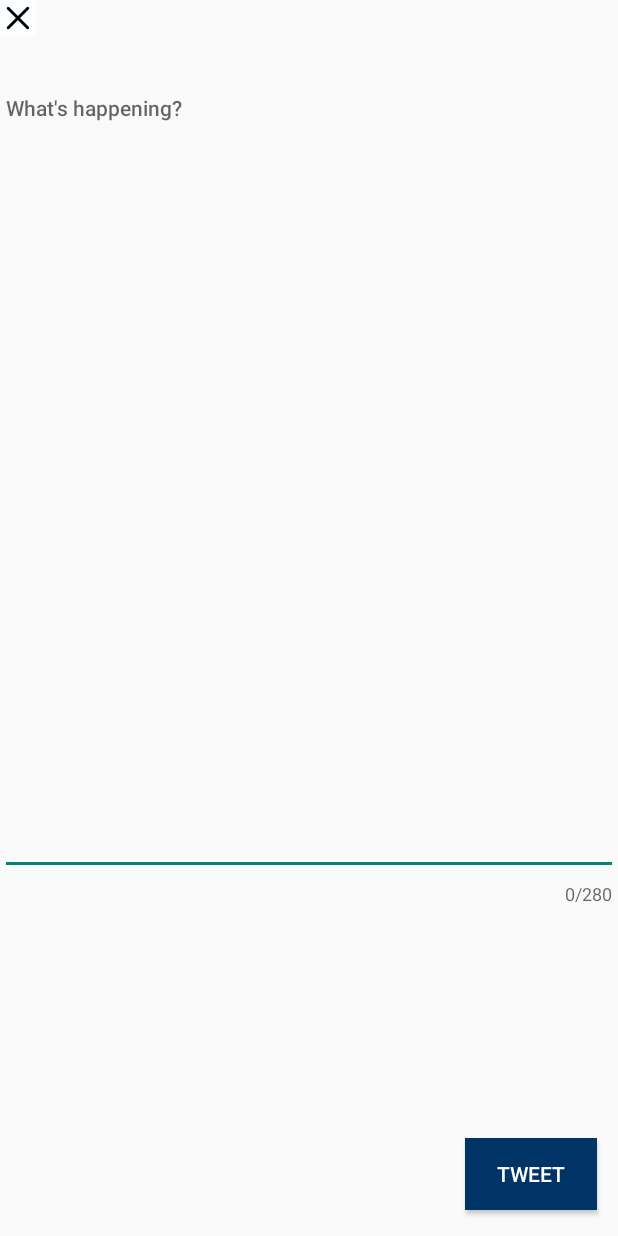
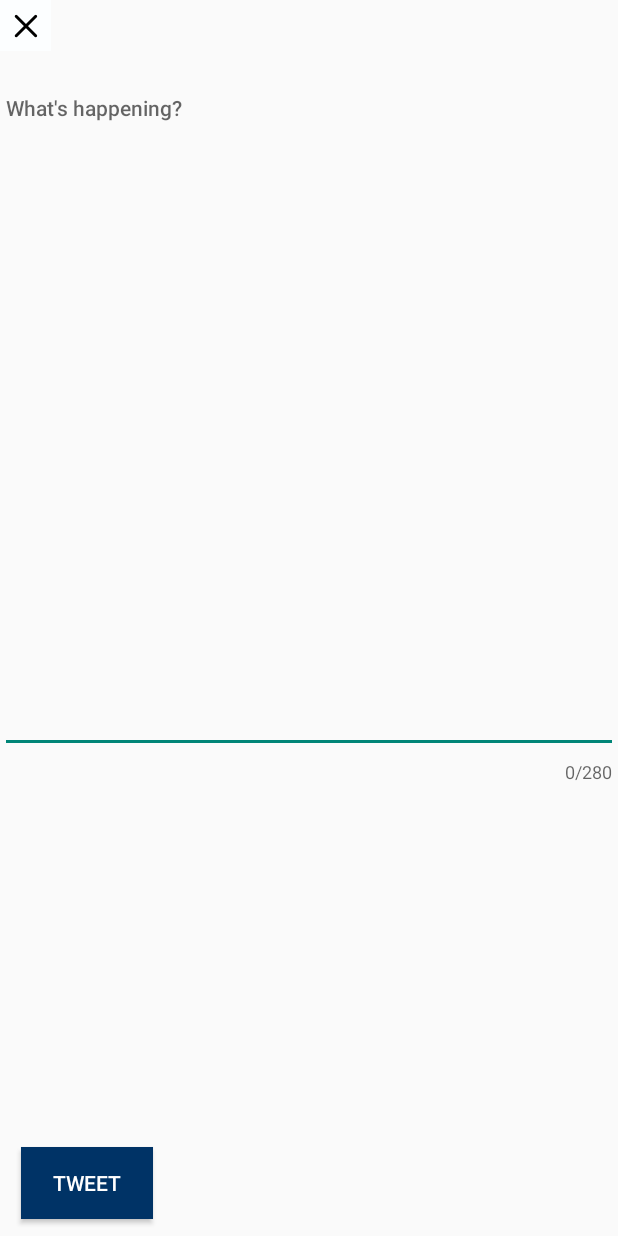
Before and after one commit to cheygaima/Twitter, an Android app: the ComposeActivity screen opened directly, with no data from a screen before it, on a phone screen of 412 x 824 dp. Run offline under Robolectric (Android 15) with nearby library versions, the phone set to English and light mode, and no system bars; our stand-ins replace Room's generated code; libraries missing offline, so code that uses them is left out: com.facebook.stetho, com.loopj.android, cz.msebera.android, org.parceler; 1 statement that could not run was skipped.

```diff
--- a/app/src/main/java/com/codepath/apps/restclienttemplate/TweetAdapter.java
+++ b/app/src/main/java/com/codepath/apps/restclienttemplate/TweetAdapter.java
@@ -51,6 +51,7 @@ public class TweetAdapter extends RecyclerView.Adapter<TweetAdapter.ViewHolder>
         holder.tvUsername.setText(tweet.user.name);
         holder.tvBody.setText(tweet.body);
         holder.tvTimestamp.setText(tweet.relativeDate);
+        holder.tvAt.setText(tweet.user.screenName);
 
         Glide.with(context).load(tweet.user.profileImageUrl).into(holder.ivProfileImage);
     }
@@ -70,6 +71,7 @@ public class TweetAdapter extends RecyclerView.Adapter<TweetAdapter.ViewHolder>
         public TextView tvBody;
         public TextView tvTimestamp;
         public EditText etTweet;
+        public TextView tvAt;
 
         public ViewHolder(View itemView)
         {
@@ -81,6 +83,8 @@ public class TweetAdapter extends RecyclerView.Adapter<TweetAdapter.ViewHolder>
             tvBody = (TextView) itemView.findViewById(R.id.tvBody);
             tvTimestamp = (TextView) itemView.findViewById(R.id.tvTimestamp);
             etTweet = (EditText) itemView.findViewById(R.id.et_Tweet);
+            tvAt = (TextView) itemView.findViewById(R.id.tvAt);
+
 
             //store the context
 
--- a/app/src/main/java/com/codepath/apps/restclienttemplate/models/Tweet.java
+++ b/app/src/main/java/com/codepath/apps/restclienttemplate/models/Tweet.java
@@ -20,6 +20,7 @@ public class Tweet {
     public User user;
     public String createdAt;
     public String relativeDate;
+    public String username;
 
     public Tweet(){}
 
@@ -34,6 +35,7 @@ public class Tweet {
         tweet.createdAt = jsonObject.getString("created_at");
         tweet.user = User.fromJSON(jsonObject.getJSONObject("user"));
         tweet.relativeDate = getRelativeTimeAgo(jsonObject.getString("created_at"));
+        //tweet.username = User.fromJSON(jsonObject.getString("username"))
         return tweet;
 
     }
--- a/app/src/main/java/com/codepath/apps/restclienttemplate/models/User.java
+++ b/app/src/main/java/com/codepath/apps/restclienttemplate/models/User.java
@@ -25,7 +25,7 @@ public class User {
         //extract and fill the values
         user.name = json.getString("name");
         user.uid = json.getLong("id");
-        user.screenName = json.getString("screen_name");
+        user.screenName = "@" + json.getString("screen_name");
         user.profileImageUrl = json.getString("profile_image_url");
 
         return user;
--- a/app/src/main/res/layout/activity_compose.xml
+++ b/app/src/main/res/layout/activity_compose.xml
@@ -11,9 +11,9 @@
         android:layout_width="wrap_content"
         android:layout_height="wrap_content"
         android:layout_alignParentBottom="true"
-        android:layout_alignParentEnd="true"
-        android:layout_marginBottom="17dp"
-        android:layout_marginEnd="14dp"
+        android:layout_alignParentStart="true"
+        android:layout_marginBottom="11dp"
+        android:layout_marginStart="14dp"
         android:background="#003366"
         android:onClick="makeTweet"
         android:text="Tweet"
@@ -24,8 +24,8 @@
     <ImageButton
         android:id="@+id/imgBtnCancel"
         style="@android:style/DeviceDefault.Light.ButtonBar"
-        android:layout_width="wrap_content"
-        android:layout_height="wrap_content"
+        android:layout_width="34dp"
+        android:layout_height="34dp"
         android:layout_alignParentStart="true"
         android:layout_alignParentTop="true"
         android:layout_weight="1"
@@ -48,7 +48,7 @@
         <EditText
             android:id="@+id/et_Tweet"
             android:layout_width="match_parent"
-            android:layout_height="531dp"
+            android:layout_height="450dp"
             android:layout_alignParentStart="true"
             android:layout_alignParentTop="true"
             android:gravity="top"
```
Also changed, not shown: app/src/main/res/layout/item_tweet.xml (+16 -3 lines).
